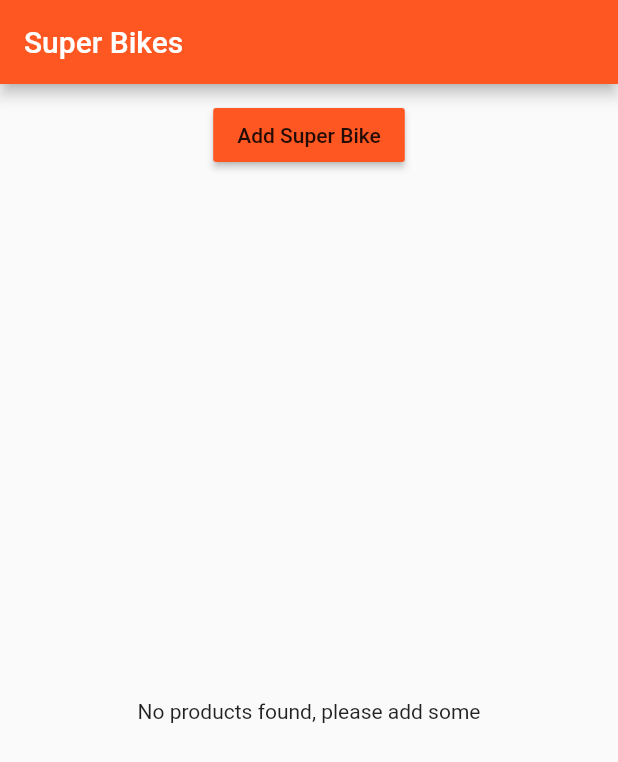
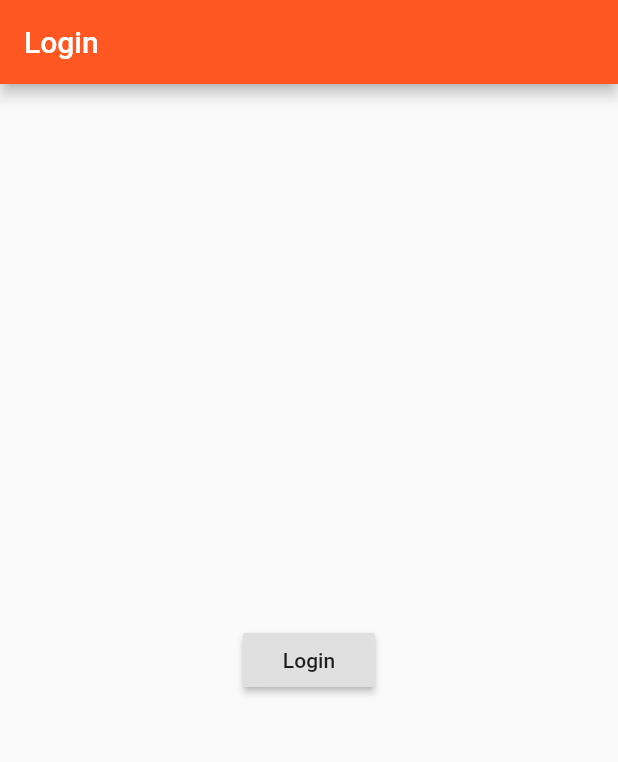
Before and after one commit to WambuaSimon/FlutterEasyList, a Flutter app: the screen it shows after launch, on a phone screen of 412 x 824 dp. Shown: the top 762 px of the screen. Run offline on Flutter 3.47's test engine with Material 2 defaults, Android fonts, the phone set to English and light mode, and no system bars.

```diff
--- a/lib/main.dart
+++ b/lib/main.dart
@@ -1,5 +1,5 @@
 import 'package:flutter/material.dart';
-import './pages/home.dart';
+import './pages/auth.dart';
 
 // import 'package:flutter/rendering.dart';
 main() {
@@ -16,6 +16,6 @@ class MyApp extends StatelessWidget {
             brightness: Brightness.light,
             accentColor: Colors.deepPurple,
             primarySwatch: Colors.deepOrange),
-        home: HomePage());
+        home: AuthPage());
   }
 }
--- /dev/null
+++ b/lib/pages/auth.dart
@@ -0,0 +1,27 @@
+import 'package:flutter/material.dart';
+
+import './products.dart';
+
+class AuthPage extends StatelessWidget {
+  @override
+  Widget build(BuildContext context) {
+    // TODO: implement build
+    return Scaffold(
+      appBar: AppBar(
+        title: Text('Login'),
+      ),
+      body: Center(
+        child: RaisedButton(
+          child: Text('Login'),
+          onPressed: () {
+            Navigator.pushReplacement(
+              context,
+              MaterialPageRoute(
+                  builder: (BuildContext context) => ProductsPage()),
+            );
+          },
+        ),
+      ),
+    );
+  }
+}
--- a/lib/pages/home.dart
+++ /dev/null
@@ -1,16 +0,0 @@
-import 'package:flutter/material.dart';
-import '../product_manager.dart';
-
-
-class HomePage extends StatelessWidget {
-  @override
-    Widget build(BuildContext context) {
-      // TODO: implement build
-      return Scaffold(
-          appBar: AppBar(
-            title: Text('Super Bikes'),
-          ),
-          body: ProductManager())
-  ;
-    }
-}
```
Also changed, not shown: lib/pages/product_admin.dart (added, +35 -0 lines), lib/pages/products.dart (added, +33 -0 lines).
